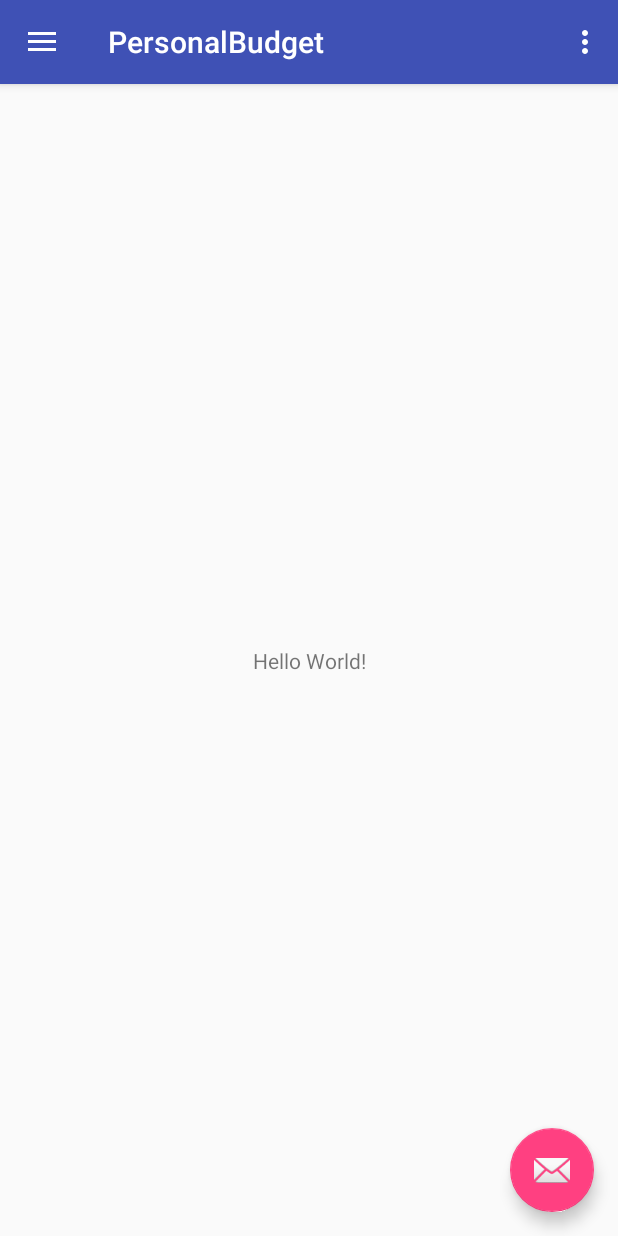
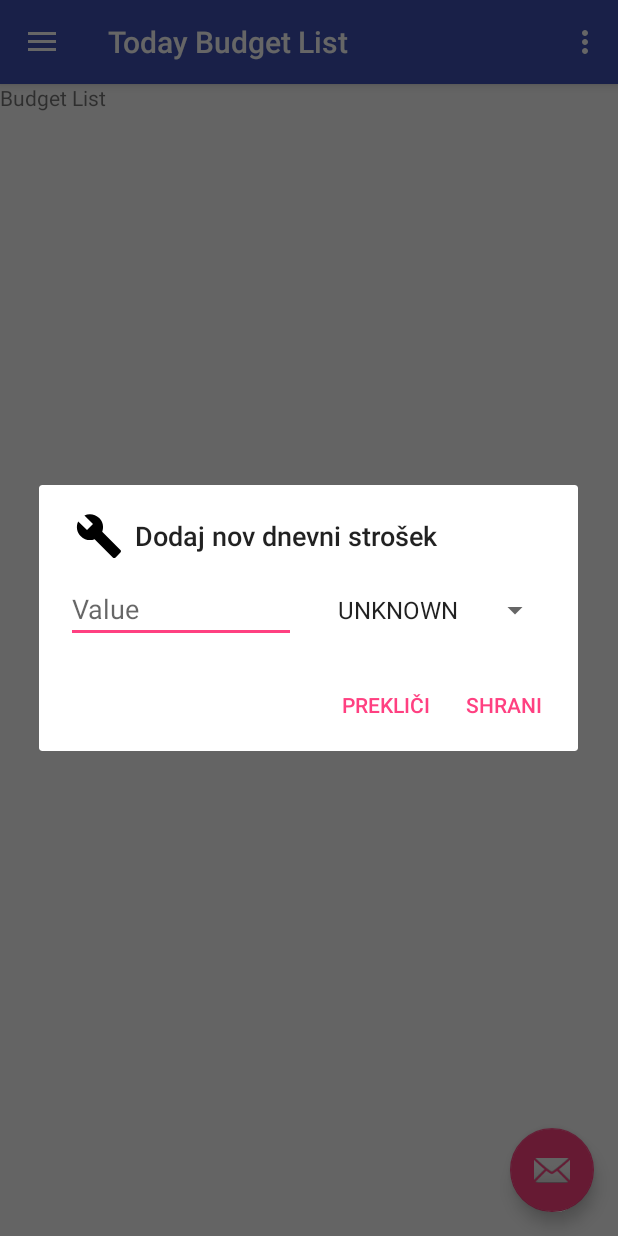
Before and after one commit to JUREXT/PersonalBudget, an Android app: the screen it shows after launch (MainActivity), after a tap on an icon or button, on a phone screen of 412 x 824 dp. Run offline under Robolectric (Android 15) with nearby library versions, the phone set to English and light mode, and no system bars; 5 statements that could not run were skipped.

Commit message:
Added stuff

```diff
--- a/app/src/main/java/com/example/jure_lokovsek/personalbudget/Database/DatabaseManager.java
+++ b/app/src/main/java/com/example/jure_lokovsek/personalbudget/Database/DatabaseManager.java
@@ -7,6 +7,7 @@ import android.util.Log;
 import org.joda.time.DateTime;
 import org.joda.time.DateTimeZone;
 
+import java.util.ArrayList;
 import java.util.List;
 
 public class DatabaseManager {
@@ -101,5 +102,16 @@ public class DatabaseManager {
         }
     }
 
+    public List<BudgetType> getBudgetTypeList(){
+        final List<BudgetType> budgetTypes = new ArrayList<>();
+        budgetTypes.add(BudgetType.UNKNOWN);
+        budgetTypes.add(BudgetType.FOOD);
+        budgetTypes.add(BudgetType.DRINKS);
+        budgetTypes.add(BudgetType.DIESEL);
+        budgetTypes.add(BudgetType.RENT);
+        budgetTypes.add(BudgetType.CAR);
+        return budgetTypes;
+    }
+
 
 }
--- /dev/null
+++ b/app/src/main/java/com/example/jure_lokovsek/personalbudget/Fragment/BudgetListFragment.java
@@ -0,0 +1,132 @@
+package com.example.jure_lokovsek.personalbudget.Fragment;
+
+import android.content.Context;
+import android.net.Uri;
+import android.os.Bundle;
+import android.support.v4.app.Fragment;
+import android.support.v4.app.FragmentManager;
+import android.support.v4.app.FragmentTransaction;
+import android.support.v7.app.AppCompatActivity;
+import android.support.v7.widget.RecyclerView;
+import android.view.LayoutInflater;
+import android.view.View;
+import android.view.ViewGroup;
+
+import com.example.jure_lokovsek.personalbudget.Database.DatabaseManager;
+import com.example.jure_lokovsek.personalbudget.R;
+
+/**
+ * A simple {@link Fragment} subclass.
+ * Activities that contain this fragment must implement the
+ * {@link BudgetListFragment.OnFragmentInteractionListener} interface
+ * to handle interaction events.
+ * Use the {@link BudgetListFragment#newInstance} factory method to
+ * create an instance of this fragment.
+ */
+public class BudgetListFragment extends Fragment {
+    // TODO: Rename parameter arguments, choose names that match
+    // the fragment initialization parameters, e.g. ARG_ITEM_NUMBER
+    private static final String ARG_PARAM1 = "param1";
+    private static final String ARG_PARAM2 = "param2";
+
+    // TODO: Rename and change types of parameters
+    private String mParam1;
+    private String mParam2;
+  //  private OnFragmentInteractionListener mListener;
+
+    private Context mContext;
+    private RecyclerView mRecyclerView;
+    private FragmentManager mFragmentManager;
+    private DatabaseManager mDatabaseManager;
+
+    public BudgetListFragment() {
+        // Required empty public constructor
+    }
+
+//
+//    /**
+//     * Use this factory method to create a new instance of
+//     * this fragment using the provided parameters.
+//     *
+//     * @param param1 Parameter 1.
+//     * @param param2 Parameter 2.
+//     * @return A new instance of fragment BudgetListFragment.
+//     */
+//    // TODO: Rename and change types and number of parameters
+//    public static BudgetListFragment newInstance(String param1, String param2) {
+//        BudgetListFragment fragment = new BudgetListFragment();
+//        Bundle args = new Bundle();
+//        args.putString(ARG_PARAM1, param1);
+//        args.putString(ARG_PARAM2, param2);
+//        fragment.setArguments(args);
+//        return fragment;
+//    }
+
+    @Override
+    public void onCreate(Bundle savedInstanceState) {
+        super.onCreate(savedInstanceState);
+        mContext = getContext();
+        mDatabaseManager = new DatabaseManager(mContext);
+        mFragmentManager = getFragmentManager();
+
+
+
+
+        if (getArguments() != null) {
+            mParam1 = getArguments().getString(ARG_PARAM1);
+            mParam2 = getArguments().getString(ARG_PARAM2);
+        }
+    }
+
+    @Override
+    public View onCreateView(LayoutInflater inflater, ViewGroup container, Bundle savedInstanceState) {
+        // Inflate the layout for this fragment
+        View view = inflater.inflate(R.layout.fragment_budget_list, container, false);
+        ((AppCompatActivity)getActivity()).setTitle("Today Budget List");
+
+
+
+        return view;
+    }
+
+//    // TODO: Rename method, update argument and hook method into UI event
+//    public void onButtonPressed(Uri uri) {
+//        if (mListener != null) {
+//            mListener.onFragmentInteraction(uri);
+//        }
+//    }
+
+//    @Override
+//    public void onAttach(Context context) {
+//        super.onAttach(context);
+//        if (context instanceof OnFragmentInteractionListener) {
+//            mListener = (OnFragmentInteractionListener) context;
+//        } else {
+//            throw new RuntimeException(context.toString()
+//                    + " must implement OnFragmentInteractionListener");
+//        }
+//    }
+
+//    @Override
+//    public void onDetach() {
+//        super.onDetach();
+//        mListener = null;
+//    }
+
+    /**
+     * This interface must be implemented by activities that contain this
+     * fragment to allow an interaction in this fragment to be communicated
+     * to the activity and potentially other fragments contained in that
+     * activity.
+     * <p>
+     * See the Android Training lesson <a href=
+     * "http://developer.android.com/training/basics/fragments/communicating.html"
+     * >Communicating with Other Fragments</a> for more information.
+     */
+//    public interface OnFragmentInteractionListener {
+//        // TODO: Update argument type and name
+//        void onFragmentInteraction(Uri uri);
+//    }
+
+
+}
--- a/app/src/main/java/com/example/jure_lokovsek/personalbudget/MainActivity.java
+++ b/app/src/main/java/com/example/jure_lokovsek/personalbudget/MainActivity.java
@@ -1,9 +1,13 @@
 package com.example.jure_lokovsek.personalbudget;
 
+import android.app.AlertDialog;
 import android.content.Context;
+import android.content.DialogInterface;
 import android.os.Bundle;
 import android.support.design.widget.FloatingActionButton;
 import android.support.design.widget.Snackbar;
+import android.support.v4.app.FragmentTransaction;
+import android.view.LayoutInflater;
 import android.view.View;
 import android.support.design.widget.NavigationView;
 import android.support.v4.view.GravityCompat;
@@ -13,10 +17,20 @@ import android.support.v7.app.AppCompatActivity;
 import android.support.v7.widget.Toolbar;
 import android.view.Menu;
 import android.view.MenuItem;
+import android.widget.ArrayAdapter;
+import android.widget.Button;
+import android.widget.EditText;
+import android.widget.Spinner;
 
+import com.example.jure_lokovsek.personalbudget.Database.Budget;
 import com.example.jure_lokovsek.personalbudget.Database.BudgetType;
 import com.example.jure_lokovsek.personalbudget.Database.DatabaseManager;
+import com.example.jure_lokovsek.personalbudget.Fragment.BudgetListFragment;
+import com.example.jure_lokovsek.personalbudget.Fragment.GraphViewFragmen;
 
+import java.util.ArrayList;
+import java.util.List;
+import java.util.UUID;
 import java.util.concurrent.ThreadLocalRandom;
 
 public class MainActivity extends AppCompatActivity implements NavigationView.OnNavigationItemSelectedListener {
@@ -31,6 +45,8 @@ public class MainActivity extends AppCompatActivity implements NavigationView.On
         mContext = MainActivity.this;
         mDatabaseManager = new DatabaseManager(mContext);
 
+        loadMainFragment();
+        mDatabaseManager.izpis(mDatabaseManager.getTodayBudgetList());
 
         Toolbar toolbar = findViewById(R.id.toolbar);
         setSupportActionBar(toolbar);
@@ -39,26 +55,68 @@ public class MainActivity extends AppCompatActivity implements NavigationView.On
         fab.setOnClickListener(new View.OnClickListener() {
             @Override
             public void onClick(View view) {
-                mDatabaseManager.storeBudget(ThreadLocalRandom.current().nextDouble(1.22, 300.55), BudgetType.DRINKS, "Stanje");
+               // mDatabaseManager.storeBudget(ThreadLocalRandom.current().nextDouble(1.22, 300.55), BudgetType.DRINKS, "Stanje");
 
-                mDatabaseManager.izpis(mDatabaseManager.getTodayBudgetList());
              //   Snackbar.make(view, "Replace with your own action", Snackbar.LENGTH_LONG).setAction("Action", null).show();
+                final AlertDialog.Builder builder = new AlertDialog.Builder(mContext);
+                // Get the layout inflater
+                LayoutInflater inflater = getLayoutInflater();
+                // Inflate and set the layout for the dialog
+                // Pass null as the parent view because its going in the
+                // dialog layout
+                final View dialogView= inflater.inflate(R.layout.add_budget_item, null);
+                builder.setView(dialogView);
+
+                final EditText value = dialogView.findViewById(R.id.editText_value);
+                final Spinner spinnerType = dialogView.findViewById(R.id.spinner_type);
+                // Creating adapter for spinner
+                ArrayAdapter<BudgetType> dataAdapter = new ArrayAdapter<>(mContext, android.R.layout.simple_spinner_item, mDatabaseManager.getBudgetTypeList());
+                // Drop down layout style - list view with radio button
+                dataAdapter.setDropDownViewResource(android.R.layout.simple_spinner_dropdown_item);
+                // attaching data adapter to spinner
+                spinnerType.setAdapter(dataAdapter);
+
+                builder.setTitle("Dodaj nov dnevni strošek");
+                builder.setCancelable(false);
+                builder.setIcon(R.drawable.ic_menu_manage);
+
+                builder.setPositiveButton("Shrani", new DialogInterface.OnClickListener() {
+                    @Override
+                    public void onClick(DialogInterface dialogInterface, int i) {
+                        if(value.length() > 0){
+                            mDatabaseManager.storeBudget(Double.valueOf(value.getText().toString()), (BudgetType) spinnerType.getSelectedItem(), null);
+                            Snackbar.make(dialogView, "Budget Shranjen!", Snackbar.LENGTH_LONG).setAction(null, null).show();
+                        } else {
+                            Snackbar.make(dialogView, "Vnesi podatke!", Snackbar.LENGTH_LONG).setAction(null, null).show();
+
+                        }
+                    }
+                })
+                .setNegativeButton("Prekliči", new DialogInterface.OnClickListener() {
+                    @Override
+                    public void onClick(DialogInterface dialogInterface, int i) {
+
+                    }
+                });
+
+                builder.create().show();
             }
         });
 
-        DrawerLayout drawer = (DrawerLayout) findViewById(R.id.drawer_layout);
-        ActionBarDrawerToggle toggle = new ActionBarDrawerToggle(
-                this, drawer, toolbar, R.string.navigation_drawer_open, R.string.navigation_drawer_close);
+        DrawerLayout drawer = findViewById(R.id.drawer_layout);
+        ActionBarDrawerToggle toggle = new ActionBarDrawerToggle(this, drawer, toolbar, R.string.navigation_drawer_open, R.string.navigation_drawer_close);
         drawer.addDrawerListener(toggle);
         toggle.syncState();
 
-        NavigationView navigationView = (NavigationView) findViewById(R.id.nav_view);
+        NavigationView navigationView = findViewById(R.id.nav_view);
         navigationView.setNavigationItemSelectedListener(this);
     }
 
+
+
     @Override
     public void onBackPressed() {
-        DrawerLayout drawer = (DrawerLayout) findViewById(R.id.drawer_layout);
+        DrawerLayout drawer = findViewById(R.id.drawer_layout);
         if (drawer.isDrawerOpen(GravityCompat.START)) {
             drawer.closeDrawer(GravityCompat.START);
         } else {
@@ -94,10 +152,14 @@ public class MainActivity extends AppCompatActivity implements NavigationView.On
         // Handle navigation view item clicks here.
         int id = item.getItemId();
 
-        if (id == R.id.nav_camera) {
-            // Handle the camera action
-        } else if (id == R.id.nav_gallery) {
-
+        if (id == R.id.nav_budget_list) {
+            loadMainFragment();
+        } else if (id == R.id.nav_graph_view) {
+            GraphViewFragmen budgetListFragment = new GraphViewFragmen();
+            FragmentTransaction ft = getSupportFragmentManager().beginTransaction();
+            ft.replace(R.id.container_fragment, budgetListFragment);
+            ft.addToBackStack(null);
+            ft.commit();
         } else if (id == R.id.nav_slideshow) {
 
         } else if (id == R.id.nav_manage) {
@@ -112,4 +174,12 @@ public class MainActivity extends AppCompatActivity implements NavigationView.On
         drawer.closeDrawer(GravityCompat.START);
         return true;
     }
+
+    private void loadMainFragment(){
+        BudgetListFragment budgetListFragment = new BudgetListFragment();
+        FragmentTransaction ft = getSupportFragmentManager().beginTransaction();
+        ft.replace(R.id.container_fragment, budgetListFragment);
+        ft.addToBackStack(null);
+        ft.commit();
+    }
 }
--- /dev/null
+++ b/app/src/main/res/drawable/ic_graphic_eq_black_24dp.xml
@@ -0,0 +1,9 @@
+<vector xmlns:android="http://schemas.android.com/apk/res/android"
+        android:width="24dp"
+        android:height="24dp"
+        android:viewportWidth="24.0"
+        android:viewportHeight="24.0">
+    <path
+        android:fillColor="#FF000000"
+        android:pathData="M7,18h2L9,6L7,6v12zM11,22h2L13,2h-2v20zM3,14h2v-4L3,10v4zM15,18h2L17,6h-2v12zM19,10v4h2v-4h-2z"/>
+</vector>
--- /dev/null
+++ b/app/src/main/res/drawable/ic_list_black_24dp.xml
@@ -0,0 +1,9 @@
+<vector xmlns:android="http://schemas.android.com/apk/res/android"
+        android:width="24dp"
+        android:height="24dp"
+        android:viewportWidth="24.0"
+        android:viewportHeight="24.0">
+    <path
+        android:fillColor="#FF000000"
+        android:pathData="M3,13h2v-2L3,11v2zM3,17h2v-2L3,15v2zM3,9h2L5,7L3,7v2zM7,13h14v-2L7,11v2zM7,17h14v-2L7,15v2zM7,7v2h14L21,7L7,7z"/>
+</vector>
--- /dev/null
+++ b/app/src/main/res/layout/add_budget_item.xml
@@ -0,0 +1,31 @@
+<?xml version="1.0" encoding="utf-8"?>
+<android.support.constraint.ConstraintLayout xmlns:android="http://schemas.android.com/apk/res/android"
+    xmlns:app="http://schemas.android.com/apk/res-auto"
+    xmlns:tools="http://schemas.android.com/tools"
+    android:layout_width="match_parent"
+    android:padding="10dp"
+    android:layout_height="match_parent">
+
+
+    <EditText
+        android:id="@+id/editText_value"
+        android:layout_width="0dp"
+        android:layout_height="wrap_content"
+        android:layout_marginEnd="20dp"
+        android:layout_marginStart="8dp"
+        android:ems="10"
+        android:hint="Value"
+        android:inputType="numberDecimal"
+        app:layout_constraintBaseline_toBaselineOf="@+id/spinner_type"
+        app:layout_constraintEnd_toStartOf="@+id/spinner_type"
+        app:layout_constraintStart_toStartOf="parent" />
+
+    <Spinner
+        android:id="@+id/spinner_type"
+        android:layout_width="150dp"
+        android:layout_height="wrap_content"
+        android:layout_marginEnd="8dp"
+        android:layout_marginTop="8dp"
+        app:layout_constraintEnd_toEndOf="parent"
+        app:layout_constraintTop_toTopOf="parent" />
+</android.support.constraint.ConstraintLayout>
--- a/app/src/main/res/layout/app_bar_main.xml
+++ b/app/src/main/res/layout/app_bar_main.xml
@@ -20,7 +20,14 @@
 
     </android.support.design.widget.AppBarLayout>
 
-    <include layout="@layout/content_main" />
+    <!--<include layout="@layout/content_main" />-->
+
+    <FrameLayout
+        android:id="@+id/container_fragment"
+        android:paddingTop="55sp"
+        android:layout_width="match_parent"
+        android:layout_height="match_parent">
+    </FrameLayout>
 
     <android.support.design.widget.FloatingActionButton
         android:id="@+id/fab"
--- /dev/null
+++ b/app/src/main/res/layout/fragment_budget_list.xml
@@ -0,0 +1,14 @@
+<?xml version="1.0" encoding="utf-8"?>
+<FrameLayout xmlns:android="http://schemas.android.com/apk/res/android"
+    xmlns:tools="http://schemas.android.com/tools"
+    android:layout_width="match_parent"
+    android:layout_height="match_parent"
+    tools:context=".Fragment.BudgetListFragment">
+
+    <!-- TODO: Update blank fragment layout -->
+    <TextView
+        android:layout_width="match_parent"
+        android:layout_height="match_parent"
+        android:text="Budget List" />
+
+</FrameLayout>
--- a/app/src/main/res/menu/activity_main_drawer.xml
+++ b/app/src/main/res/menu/activity_main_drawer.xml
@@ -5,13 +5,13 @@
 
     <group android:checkableBehavior="single">
         <item
-            android:id="@+id/nav_camera"
-            android:icon="@drawable/ic_menu_camera"
-            android:title="Import" />
+            android:id="@+id/nav_budget_list"
+            android:icon="@drawable/ic_list_black_24dp"
+            android:title="Budget List" />
         <item
-            android:id="@+id/nav_gallery"
-            android:icon="@drawable/ic_menu_gallery"
-            android:title="Gallery" />
+            android:id="@+id/nav_graph_view"
+            android:icon="@drawable/ic_graphic_eq_black_24dp"
+            android:title="Graph View" />
         <item
             android:id="@+id/nav_slideshow"
             android:icon="@drawable/ic_menu_slideshow"
--- a/app/src/main/res/values/colors.xml
+++ b/app/src/main/res/values/colors.xml
@@ -3,4 +3,9 @@
     <color name="colorPrimary">#3F51B5</color>
     <color name="colorPrimaryDark">#303F9F</color>
     <color name="colorAccent">#FF4081</color>
+
+    <color name="colorRowColor">#FF6600</color>
+    <color name="colorWhiteText">#FFFFFF</color>
+    <color name="colorBackGround">#666666</color>
+
 </resources>
--- a/app/src/main/res/values/styles.xml
+++ b/app/src/main/res/values/styles.xml
@@ -1,7 +1,7 @@
 <resources>
 
     <!-- Base application theme. -->
-    <style name="AppTheme" parent="Theme.AppCompat.Light.DarkActionBar">
+    <style name="AppTheme" parent="Base.Theme.AppCompat.Light.DarkActionBar">
         <!-- Customize your theme here. -->
         <item name="colorPrimary">@color/colorPrimary</item>
         <item name="colorPrimaryDark">@color/colorPrimaryDark</item>
```
Also changed, not shown: app/src/main/java/com/example/jure_lokovsek/personalbudget/Adapters/BudgerAdapter.java (added, +14 -0 lines), app/src/main/java/com/example/jure_lokovsek/personalbudget/Fragment/GraphViewFragmen.java (added, +114 -0 lines), app/src/main/res/layout/budget_list_view_row.xml (added, +13 -0 lines), app/src/main/res/layout/fragment_graph_view.xml (added, +14 -0 lines), app/src/main/res/values/strings.xml (+6 -3 lines).
